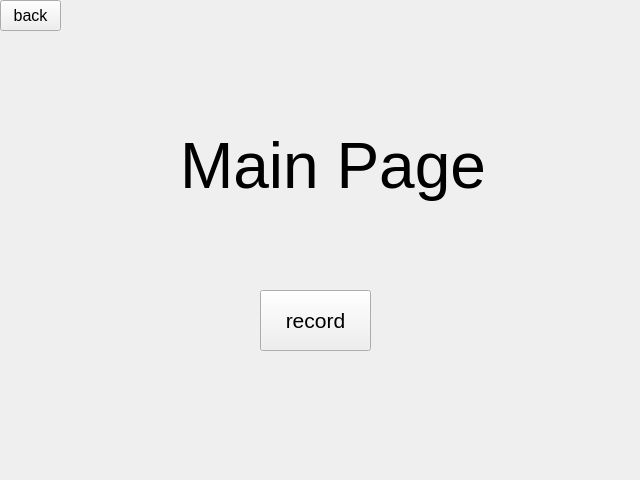
Old version of the form qt_multiplepage/ui/main_page.ui in the repository utimateman/example_pyqt.
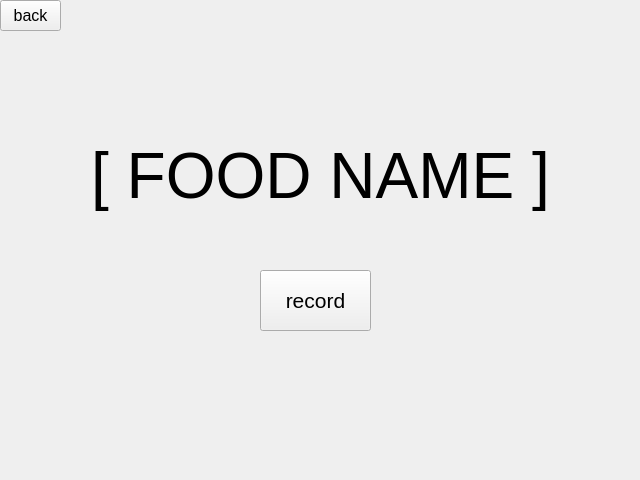
New version of the form.

```diff
--- a/qt_multiplepage/ui/main_page.ui
+++ b/qt_multiplepage/ui/main_page.ui
@@ -16,9 +16,9 @@
   <widget class="QLabel" name="label">
    <property name="geometry">
     <rect>
-     <x>180</x>
-     <y>120</y>
-     <width>311</width>
+     <x>10</x>
+     <y>130</y>
+     <width>621</width>
      <height>91</height>
     </rect>
    </property>
@@ -27,15 +27,21 @@
      <pointsize>48</pointsize>
     </font>
    </property>
+   <property name="layoutDirection">
+    <enum>Qt::LeftToRight</enum>
+   </property>
    <property name="text">
-    <string>Main Page</string>
+    <string>[ FOOD NAME ]</string>
+   </property>
+   <property name="alignment">
+    <set>Qt::AlignCenter</set>
    </property>
   </widget>
   <widget class="QPushButton" name="record_button">
    <property name="geometry">
     <rect>
      <x>260</x>
-     <y>290</y>
+     <y>270</y>
      <width>111</width>
      <height>61</height>
     </rect>
```
Left out of the diff: 2 changed lines with no effect on the pictures.
